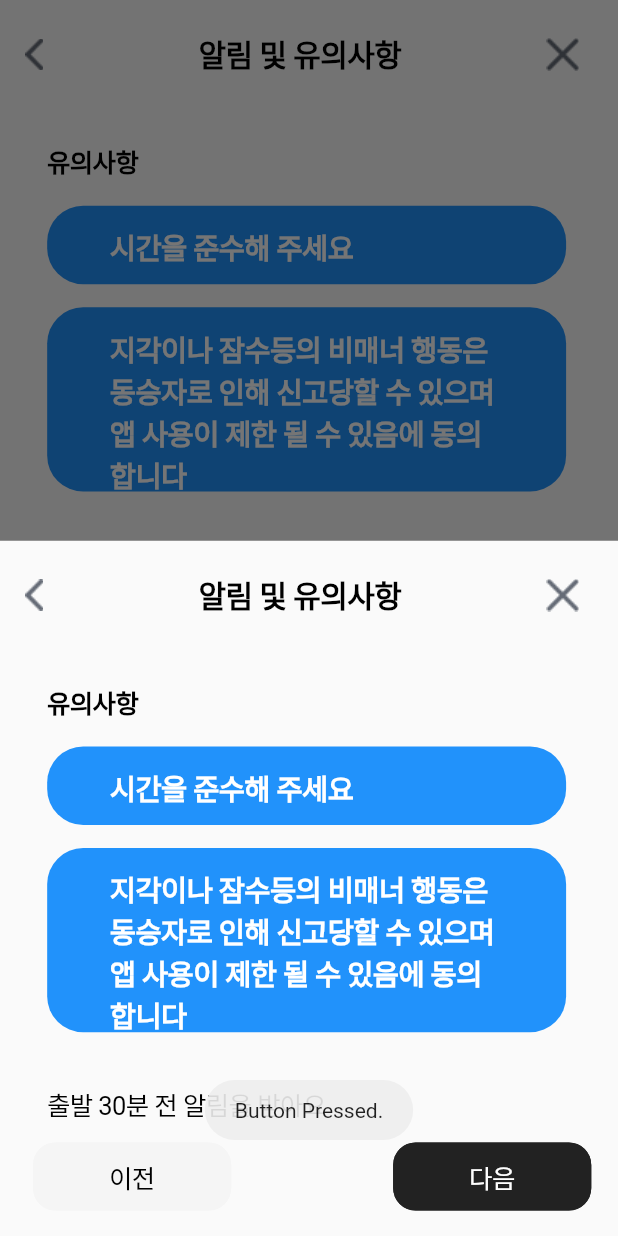
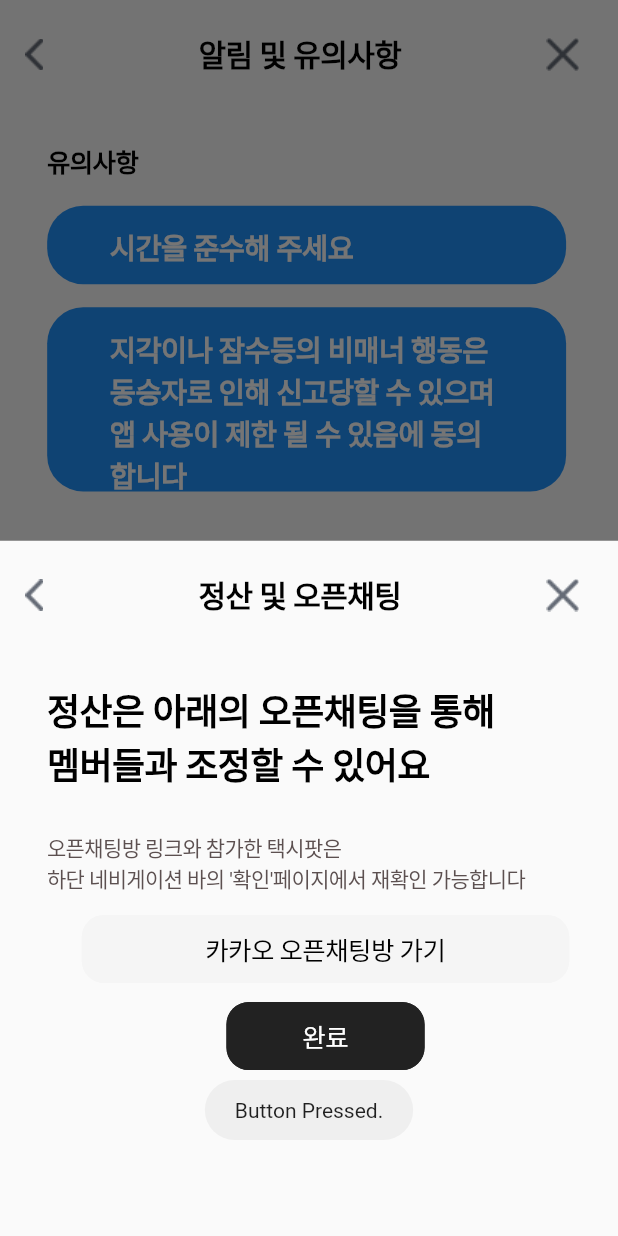
Before and after one commit to PNU-Cinderella/front, a Flutter app: the JoinModalThird widget shown alone on an empty page, opened directly, after a tap on "다음", on a phone screen of 412 x 824 dp. Run offline on Flutter 3.47's test engine with Material 2 defaults, Android fonts, the light colour scheme and no system bars; our stand-ins replace flutter_local_notifications, fluttertoast, get, webview_flutter; missing offline and left inert: dart:ffi; Roboto replaces fonts that are missing (Pretendard).

Commit message:
webview Update

```diff
--- a/lib/msp/Classes.dart
+++ b/lib/msp/Classes.dart
@@ -489,7 +489,7 @@ class _WebViewScreenState extends State<WebViewScreen> {
         },
       ),
     )
-    ..loadRequest(Uri.parse('https://www.google.com/'));
+    ..loadRequest(Uri.parse('http://10.0.2.2.nip.io:8080/oauth2/authorization/google'));
 
   @override
   Widget build(BuildContext context) {
--- a/lib/msp/functions.dart
+++ b/lib/msp/functions.dart
@@ -229,6 +229,9 @@ initNotification() async {
     //알림 누를때 함수실행하고 싶으면
     //onSelectNotification: 함수명추가
   );
+
+  print("Init Notification!");
+  showNotification();
 }
 
 //2. 이 함수 원하는 곳에서 실행하면 알림 뜸
@@ -251,8 +254,9 @@ showNotification() async {
   // 알림 id, 제목, 내용 맘대로 채우기
   notifications.show(
       1,
-      '제목1',
-      '내용1',
+      'test',
+      'hihi',
       NotificationDetails(android: androidDetails, iOS: iosDetails)
   );
+  print("Show NOtification!");
 }
--- a/lib/msp/joinModal.dart
+++ b/lib/msp/joinModal.dart
@@ -362,7 +362,7 @@ class JoinModalThird extends StatelessWidget {
                           textStyle: SimpleTextStyle(size: 17, color: Colors.black, weight: FontWeight.w500),
                         ),
                         SimpleSizedBox(width: 103, height: 0),
-                        JoinButton(context: context, width: GetRealWidth(pixel: 126, context: context), height: GetRealHeight(pixel: 47, context: context), text: "다음", widget: JoinModalThird())
+                        JoinButton(context: context, width: GetRealWidth(pixel: 126, context: context), height: GetRealHeight(pixel: 47, context: context), text: "다음", widget: JoinModalFourth())
                       ]
                   ),
                 ),
@@ -374,3 +374,77 @@ class JoinModalThird extends StatelessWidget {
     );
   }
 }
+
+class JoinModalFourth extends StatelessWidget {
+  const JoinModalFourth({super.key});
+
+  @override
+  Widget build(BuildContext context) {
+    return Container(
+      height: GetRealHeight(pixel: 575, context: context),
+      decoration: BoxDecoration(
+          borderRadius: BorderRadius.circular(0)
+      ),
+      child: Center(
+        child: Column(
+          children: <Widget>[
+            Column(
+              children: [
+                Container(
+                  margin: EdgeInsets.fromLTRB(GetRealWidth(pixel: 16, context: context), GetRealHeight(pixel: 22, context: context), 0, 0),
+                  child:
+                  Row(
+                      children: [
+                        Image.asset("assets/images/JoinModal/icon_left.png"),
+                        SizedBox(width: GetRealWidth(pixel: 99, context: context),),
+                        Text("정산 및 오픈채팅", style: textstyleBoxHeader,),
+                        SizedBox(width: GetRealWidth(pixel: 92, context: context),),
+                        Image.asset("assets/images/JoinModal/icon_x.png"),
+                      ]
+                  ),
+                ),
+                Container(
+                  margin: EdgeInsets.fromLTRB(GetRealWidth(pixel: 30, context: context), GetRealHeight(pixel: 45, context: context), 0, 0),
+                  child:
+                  Column(
+                    children: [
+                      Row(
+                          children: [
+                            Text("정산은 아래의 오픈채팅을 통해\n멤버들과 조정할 수 있어요", style: SimpleTextStyle(size: 24, weight: FontWeight.w600, color: colorBlack),),
+                          ]
+                      ),
+                      SizedBox(height: GetRealHeight(pixel: 28, context: context),),
+                      Row(
+                          children: [
+                            Text("오픈채팅방 링크와 참가한 택시팟은\n하단 네비게이션 바의 '확인'페이지에서 재확인 가능합니다", style: SimpleTextStyle(size: 14, weight: FontWeight.w400, color: Color(0xff5C5050)),),
+                          ]
+                      ),
+                    ],
+                  ),
+                ),
+                Container(
+                  margin: EdgeInsets.fromLTRB(GetRealWidth(pixel: 21, context: context), GetRealHeight(pixel: 14, context: context), 0, 0),
+                  child:
+                  Column(
+                      children: [
+                        JoinButton(context: context, width: GetRealWidth(pixel: 310, context: context), height: GetRealHeight(pixel: 47, context: context), text: "카카오 오픈채팅방 가기", widget: JoinModalFirst(),
+                          buttonStyle: OutlinedButton.styleFrom(
+                              backgroundColor: Color(0xffF5F5F5),
+                              shape: RoundedRectangleBorder(borderRadius: BorderRadius.circular(15)),
+                              side: BorderSide(color: Color(0xffF5F5F5), width: 1.4)
+                          ),
+                          textStyle: SimpleTextStyle(size: 17, color: Colors.black, weight: FontWeight.w500),
+                        ),
+                        SimpleSizedBox(width: 0, height: 13),
+                        JoinButton(context: context, width: GetRealWidth(pixel: 126, context: context), height: GetRealHeight(pixel: 47, context: context), text: "완료", widget: JoinModalThird())
+                      ]
+                  ),
+                ),
+              ],
+            ),
+          ],
+        ),
+      ),
+    );
+  }
+}
--- a/lib/msp/testUrl.dart
+++ b/lib/msp/testUrl.dart
@@ -1,5 +1,6 @@
 import 'package:flutter/material.dart';
 import 'package:project_cinderella_test3/msp/Classes.dart';
+import 'package:project_cinderella_test3/msp/functions.dart';
 import 'package:url_launcher/url_launcher.dart';
 
 const myTestUrl = 'http://10.0.2.2:8080/chatroom/1';
@@ -10,9 +11,10 @@ void main()
     MaterialApp(
       debugShowCheckedModeBanner: false,
       title: "test",
-      home: WebViewScreen()
+      home: TestUrl()
     ),
   );
+  initNotification();
 }
 
 class TestUrl extends StatelessWidget {
@@ -31,7 +33,7 @@ class TestUrl extends StatelessWidget {
               height: 53,
               child: OutlinedButton(
                 onPressed: () {
-                  launchUrl(Uri.parse(myTestUrl));
+                  showNotification();
                 },
                 style: OutlinedButton.styleFrom(
                   backgroundColor: Colors.blue,
```
Also changed, not shown: 2 other files.
